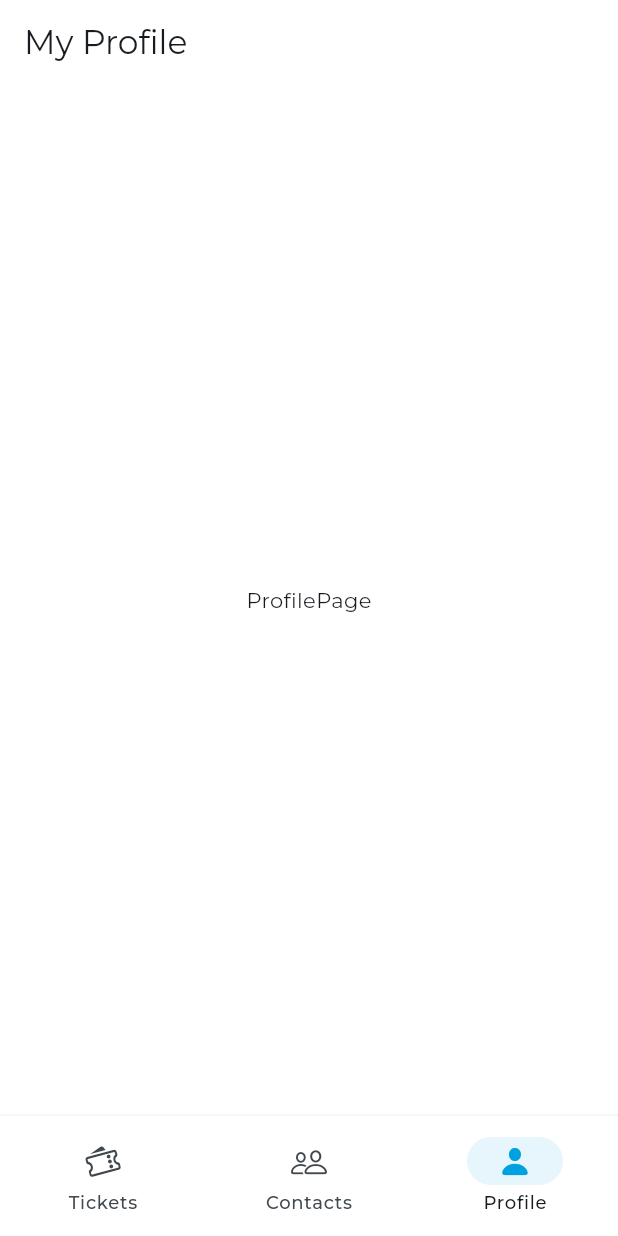
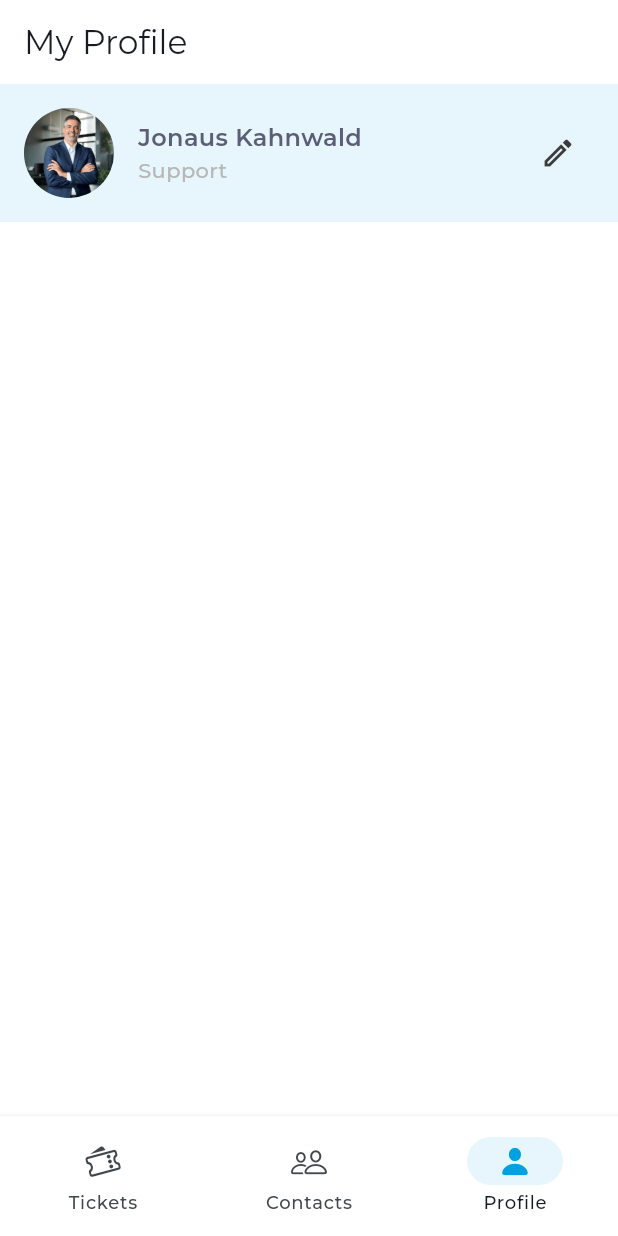
Before and after one commit to soton371/tickets, a Flutter app: the ProfilePage screen opened by its route, on a phone screen of 412 x 824 dp. Run offline on Flutter 3.47's test engine with Material 3 defaults, Android fonts, the phone set to English and light mode, and no system bars; our stand-ins replace go_router; project files that could hold a hidden picture were left out.

Commit message:
profile head

```diff
--- a/lib/features/profile/presentation/pages/profile_page.dart
+++ b/lib/features/profile/presentation/pages/profile_page.dart
@@ -1,4 +1,6 @@
+import 'package:flutter/cupertino.dart';
 import 'package:flutter/material.dart';
+import 'package:tickets/core/constants/constants.dart';
 import 'package:tickets/core/widgets/widgets.dart';
 
 class ProfilePage extends StatelessWidget {
@@ -8,8 +10,40 @@ class ProfilePage extends StatelessWidget {
   Widget build(BuildContext context) {
     return Scaffold(
       appBar: AppAppBar(title: "My Profile",),
-      body: Center(
-        child: Text("ProfilePage"),
+      body: Column(
+        children: [
+          Container(
+            padding: EdgeInsets.all(AppSizes.paddingBody),
+            color: AppColors.indicator,
+            child: Row(
+              children: [
+                CircleAvatar(
+                  radius: 30,
+                  backgroundImage: AssetImage(AppImages.contact1),
+                ),
+                SizedBox(width: AppSizes.paddingBody,),
+                Expanded(
+                  child: Column(
+                    crossAxisAlignment: CrossAxisAlignment.start,
+                    children: [
+                      Text("Jonaus Kahnwald",style: TextStyle(
+                        fontSize: AppSizes.fontSizeLarge,
+                        fontWeight: FontWeight.w600,
+                        color: AppColors.checkBoxTitle
+                      ),),
+                      Text("Support",style: TextStyle(
+                        fontWeight: FontWeight.w500,
+                        color: AppColors.subTitle
+                      ),),
+                    ],
+                  ),
+                ),
+                SizedBox(width: AppSizes.paddingBody,),
+                IconButton(onPressed: (){}, icon: Icon(Icons.edit_outlined, color: AppColors.title,))
+              ],
+            ),
+          )
+        ],
       ),
     );
   }
```
